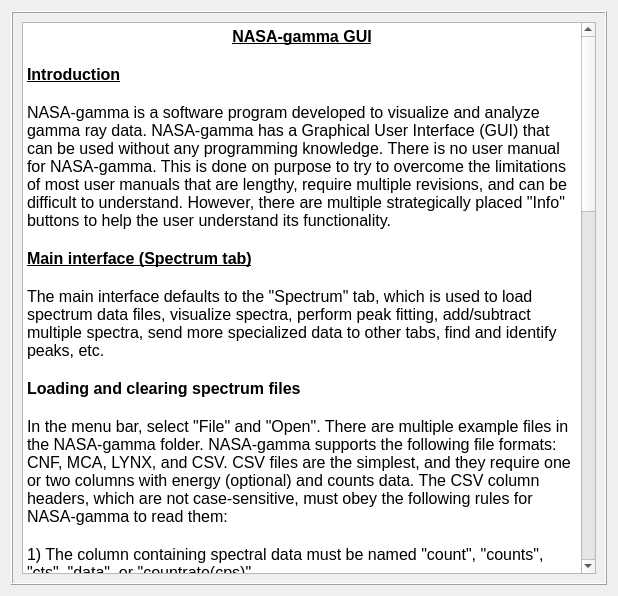
Above: nasagamma/win_info_main.ui from mauricioAyllon/NASA-gamma before the change. Below: the same form after it.
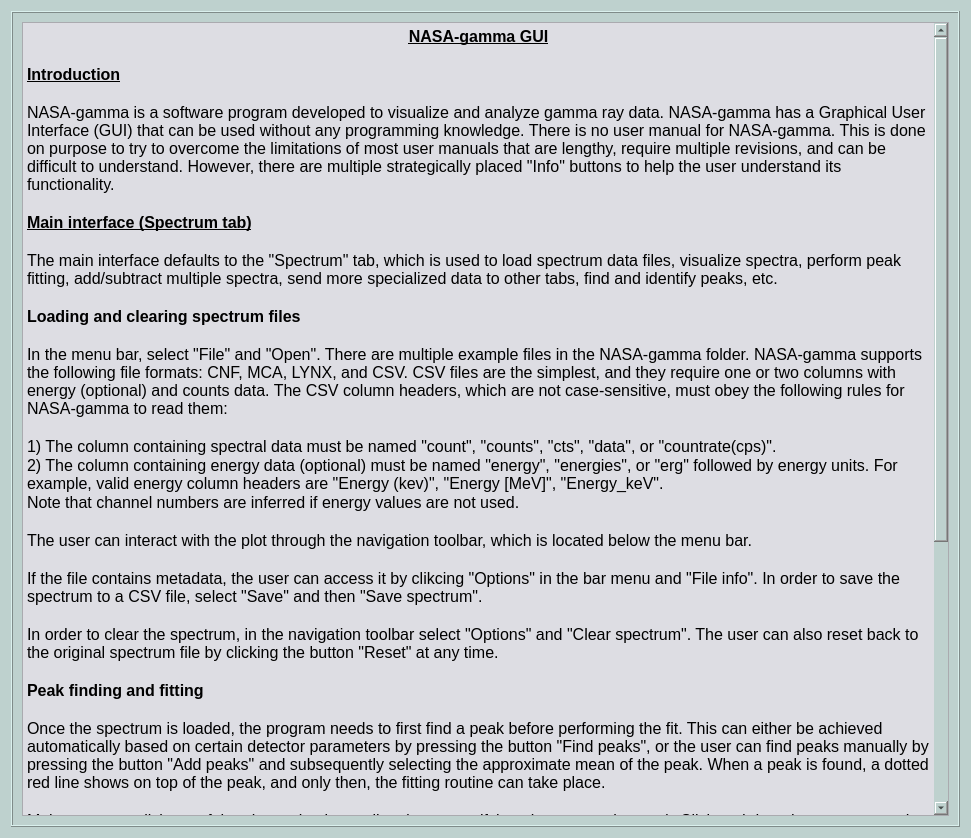
That is the form after the change.

Patch:
```diff
--- a/nasagamma/win_info_main.ui
+++ b/nasagamma/win_info_main.ui
@@ -6,13 +6,17 @@
    <rect>
     <x>0</x>
     <y>0</y>
-    <width>618</width>
-    <height>596</height>
+    <width>971</width>
+    <height>838</height>
    </rect>
   </property>
   <property name="windowTitle">
    <string>Dialog</string>
   </property>
+  <property name="styleSheet">
+   <string notr="true">background-color: rgb(190, 209, 206);
+</string>
+  </property>
   <layout class="QGridLayout" name="gridLayout">
    <item row="0" column="0">
     <widget class="QFrame" name="frame">
@@ -25,6 +29,9 @@
      <layout class="QGridLayout" name="gridLayout_2">
       <item row="0" column="0">
        <widget class="QTextBrowser" name="textBrowser">
+        <property name="styleSheet">
+         <string notr="true">background-color: rgb(221, 221, 227);</string>
+        </property>
         <property name="html">
          <string>&lt;!DOCTYPE HTML PUBLIC &quot;-//W3C//DTD HTML 4.0//EN&quot; &quot;http://www.w3.org/TR/REC-html40/strict.dtd&quot;&gt;
 &lt;html&gt;&lt;head&gt;&lt;meta name=&quot;qrichtext&quot; content=&quot;1&quot; /&gt;&lt;style type=&quot;text/css&quot;&gt;
```
